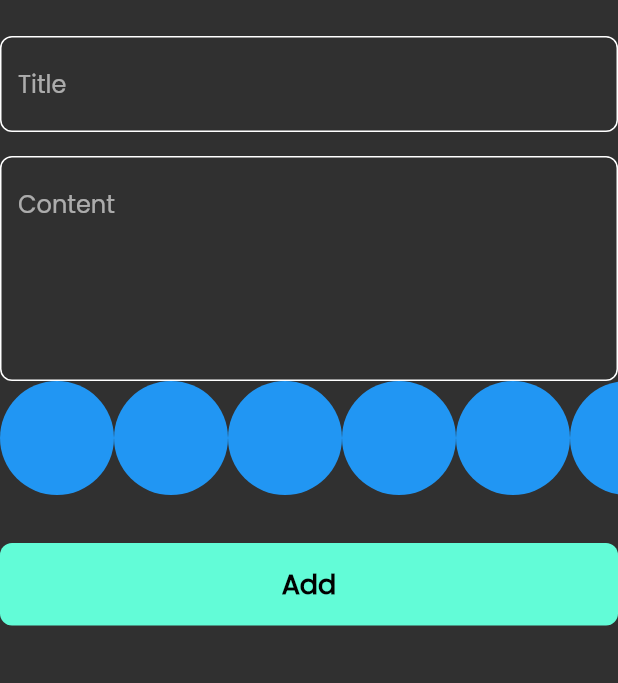
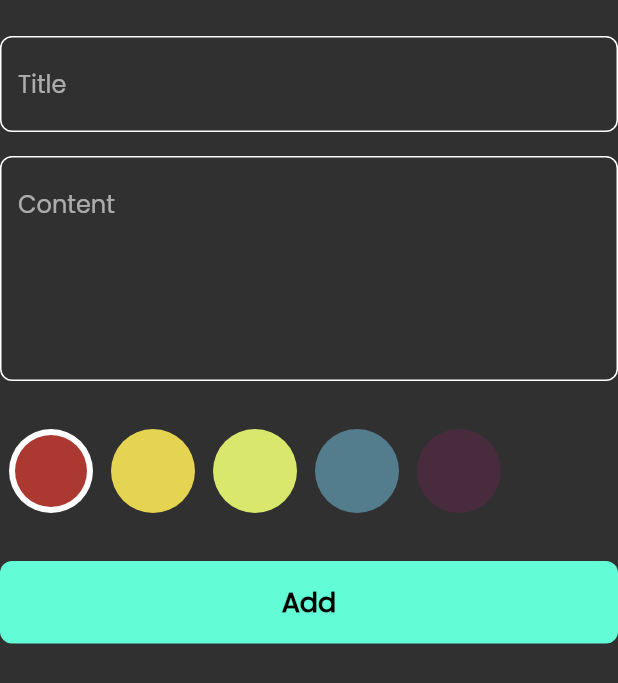
Before and after one commit to Ma7moudElbaz/notes_app, a Flutter app: the AddNoteForm widget shown alone on an empty page, opened directly, on a phone screen of 412 x 824 dp. Shown: the top 683 px of the screen. Run offline on Flutter 3.47's test engine with Material 3 defaults, Android fonts, the phone set to English and light mode, and no system bars; our stand-ins replace flutter_bloc, font_awesome_flutter, hive, hive_flutter; accounts and stored records are empty.

Commit message:
create colors list view p2

```diff
--- a/lib/widgets/add_note_form.dart
+++ b/lib/widgets/add_note_form.dart
@@ -19,14 +19,14 @@ class AddNoteForm extends StatefulWidget {
 
 class _AddNoteFormState extends State<AddNoteForm> {
   final GlobalKey<FormState> formKey = GlobalKey();
-  AutovalidateMode autovalidateMode = AutovalidateMode.disabled;
+  AutovalidateMode autoValidateMode = AutovalidateMode.disabled;
   String? title, subtitle;
 
   @override
   Widget build(BuildContext context) {
     return Form(
       key: formKey,
-      autovalidateMode: autovalidateMode,
+      autovalidateMode: autoValidateMode,
       child: Column(
         children: [
           const SizedBox(height: 24),
@@ -44,6 +44,7 @@ class _AddNoteFormState extends State<AddNoteForm> {
             hint: 'Content',
             maxLines: 5,
           ),
+          const SizedBox(height: 32),
           const ColorsListView(),
           const SizedBox(height: 32),
           BlocBuilder<AddNoteCubit, AddNoteState>(
@@ -67,7 +68,7 @@ class _AddNoteFormState extends State<AddNoteForm> {
 
                     BlocProvider.of<AddNoteCubit>(context).addNote(noteModel);
                   } else {
-                    autovalidateMode = AutovalidateMode.always;
+                    autoValidateMode = AutovalidateMode.always;
                     setState(() {});
                   }
                 },
--- a/lib/widgets/colors_list_view.dart
+++ b/lib/widgets/colors_list_view.dart
@@ -1,30 +1,68 @@
 import 'package:flutter/material.dart';
 
-class ColorsListView extends StatelessWidget {
+class ColorItem extends StatelessWidget {
+  const ColorItem({super.key, required this.isActive, required this.color});
+
+  final bool isActive;
+  final Color color;
+  @override
+  Widget build(BuildContext context) {
+    return isActive
+        ? CircleAvatar(
+            radius: 28,
+            backgroundColor: Colors.white,
+            child: CircleAvatar(
+              radius: 24,
+              backgroundColor: color,
+            ),
+          )
+        : CircleAvatar(
+            radius: 28,
+            backgroundColor: color,
+          );
+  }
+}
+
+class ColorsListView extends StatefulWidget {
   const ColorsListView({super.key});
 
   @override
+  State<ColorsListView> createState() => _ColorsListViewState();
+}
+
+int currentIndex = 0;
+
+List<Color> colors = [
+  Color(0xffAC3931),
+  Color(0xffE5D352),
+  Color(0xffD9E76C),
+  Color(0xff537D8D),
+  Color(0xff482C3D),
+];
+
+class _ColorsListViewState extends State<ColorsListView> {
+  @override
   Widget build(BuildContext context) {
     return SizedBox(
-      height: 38 * 2,
+      height: 28 * 2,
       child: ListView.builder(
-          itemCount: 10,
+          itemCount: colors.length,
           scrollDirection: Axis.horizontal,
           itemBuilder: (context, index) {
-            return const ColorItem();
+            return Padding(
+              padding: const EdgeInsets.symmetric(horizontal: 6),
+              child: GestureDetector(
+                onTap: () {
+                  currentIndex = index;
+                  setState(() {});
+                },
+                child: ColorItem(
+                  isActive: currentIndex == index,
+                  color: colors[index],
+                ),
+              ),
+            );
           }),
     );
   }
 }
-
-class ColorItem extends StatelessWidget {
-  const ColorItem({super.key});
-
-  @override
-  Widget build(BuildContext context) {
-    return const CircleAvatar(
-      radius: 38,
-      backgroundColor: Colors.blue,
-    );
-  }
-}
```
